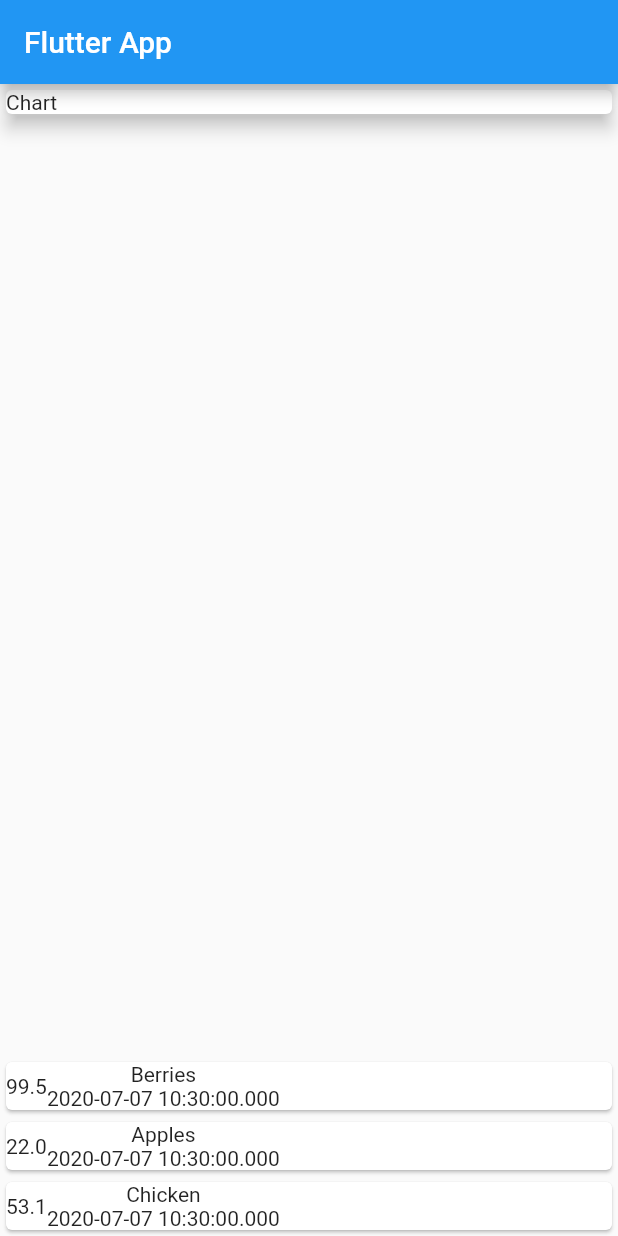
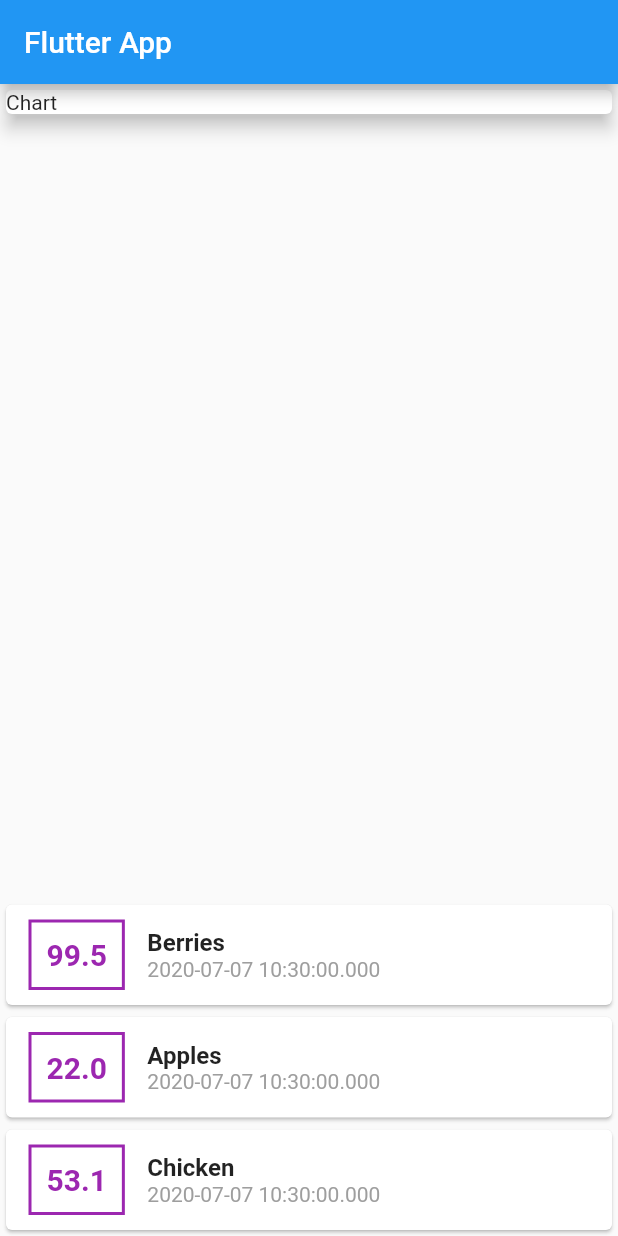
Before and after one commit to adrianbadarau/flutter-expense-tracker, a Flutter app: the screen it shows after launch, on a phone screen of 412 x 824 dp. Run offline on Flutter 3.47's test engine with Material 2 defaults, Android fonts, the phone set to English and light mode, and no system bars.

Commit message:
started adding the design for the transaction cards

```diff
--- a/lib/main.dart
+++ b/lib/main.dart
@@ -44,12 +44,37 @@ class MyHomePage extends StatelessWidget {
               return Card(
                 child: Row(
                   children: <Widget>[
-                    Text(tx.amount.toString()),
+                    Container(
+                      child: Text(
+                        tx.amount.toString(),
+                        style: TextStyle(
+                            fontWeight: FontWeight.bold,
+                            fontSize: 20,
+                            color: Colors.purple),
+                      ),
+                      margin: EdgeInsets.symmetric(
+                        vertical: 10,
+                        horizontal: 15,
+                      ),
+                      decoration: BoxDecoration(
+                        border: Border.all(width: 2, color: Colors.purple),
+                      ),
+                      padding: EdgeInsets.all(10),
+                    ),
                     Column(
-                      mainAxisAlignment: MainAxisAlignment.center,
+                      crossAxisAlignment: CrossAxisAlignment.start,
                       children: <Widget>[
-                        Text(tx.title),
-                        Text(tx.createdAt.toString())
+                        Text(
+                          tx.title,
+                          style: TextStyle(
+                            fontSize: 16,
+                            fontWeight: FontWeight.w600,
+                          ),
+                        ),
+                        Text(
+                          tx.createdAt.toString(),
+                          style: TextStyle(color: Colors.grey),
+                        )
                       ],
                     )
                   ],
```
